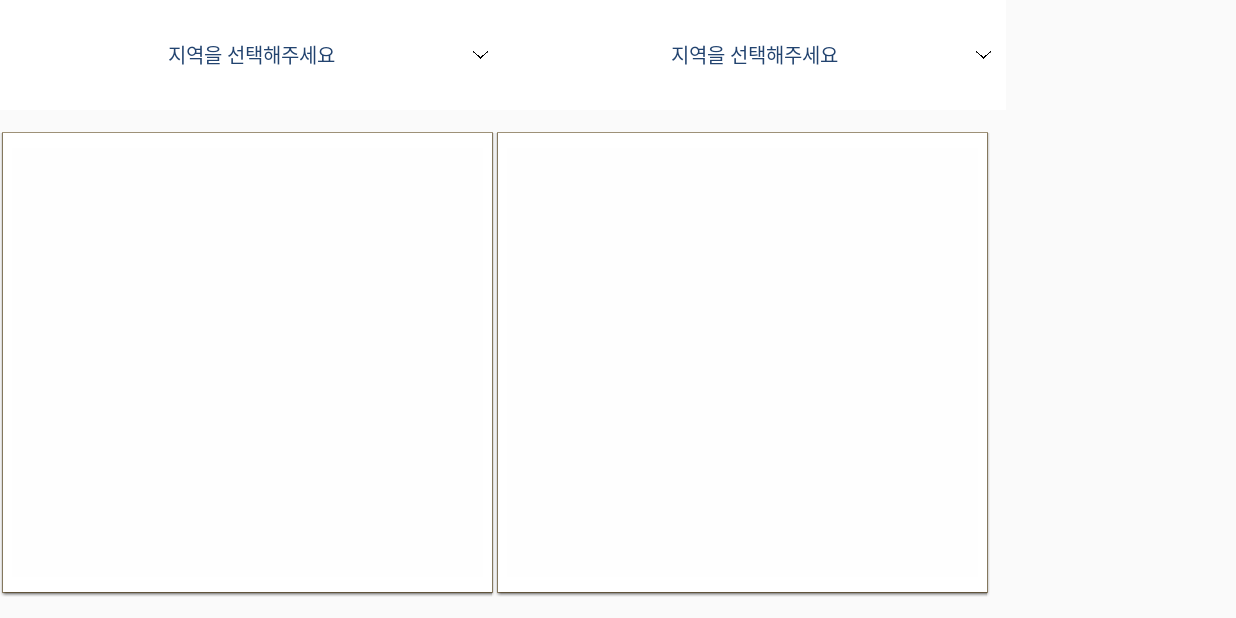
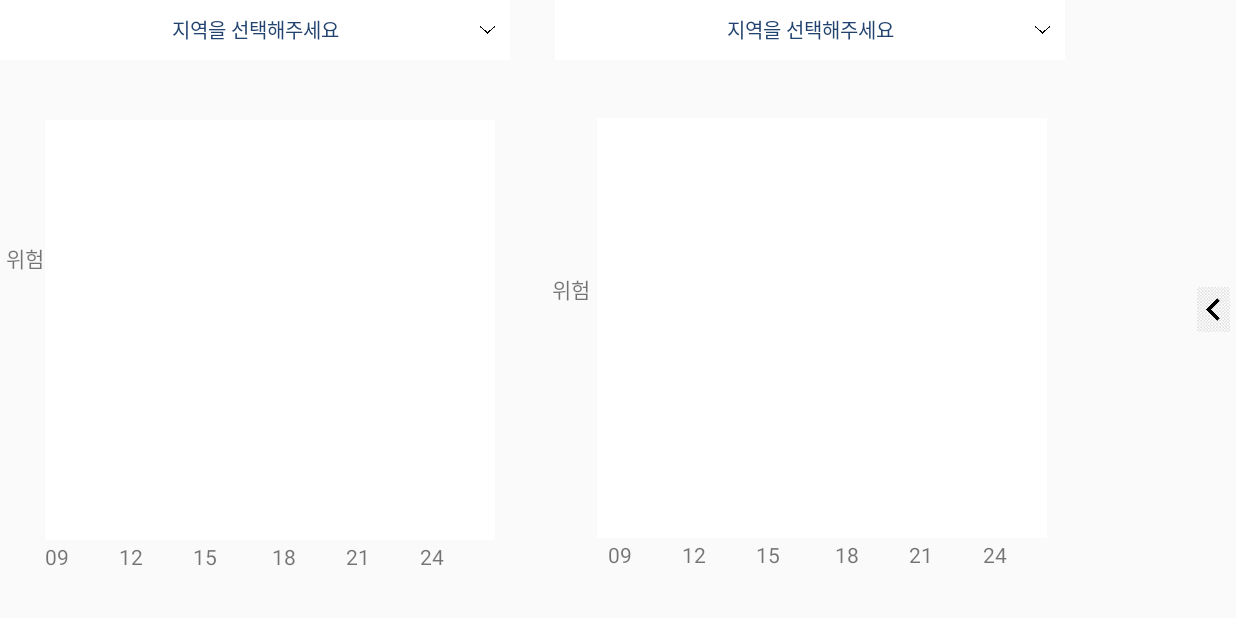
Before and after one commit to DoHyeonCP/Scatter, an Android app built with Jetpack Compose: the CongetionPrediction screen opened directly, with no data from a screen before it, on a phone screen of 824 x 412 dp (held sideways). Run offline under Robolectric (Android 15) with nearby library versions, the phone set to English and light mode, and no system bars.

Commit message:
forecast90per

```diff
--- a/scatter/app/src/main/java/com/example/scatter/CongetionPrediction.kt
+++ b/scatter/app/src/main/java/com/example/scatter/CongetionPrediction.kt
@@ -1,5 +1,6 @@
 package com.example.scatter
 
+import android.content.Intent
 import android.net.http.SslError
 import android.os.Bundle
 import android.os.PersistableBundle
@@ -8,7 +9,10 @@ import android.webkit.SslErrorHandler
 import android.webkit.WebSettings
 import android.webkit.WebView
 import android.webkit.WebViewClient
+import android.widget.AdapterView
 import android.widget.ArrayAdapter
+import android.widget.Button
+import android.widget.ImageButton
 import android.widget.ImageView
 import android.widget.Spinner
 import android.widget.TextView
@@ -24,7 +28,7 @@ class CongetionPrediction : AppCompatActivity() {
     private lateinit var spinner2 : Spinner
     private lateinit var graphview1 : ImageView
     private lateinit var graphview2 : ImageView
-
+    private lateinit var backButton : ImageButton
     override fun onCreate(savedInstanceState: Bundle?) {
         setTheme(R.style.Theme_Scatter)
         super.onCreate(savedInstanceState)
@@ -32,6 +36,10 @@ class CongetionPrediction : AppCompatActivity() {
         predictionBinding = CongetionPredictionBinding.inflate(layoutInflater)
 
         setContentView(predictionBinding.root)
+
+        backButton = predictionBinding.backButton
+
+
         spinner1 = predictionBinding.spinner1
         graphview1 = predictionBinding.graph1
         val itemArray = arrayOf("지역을 선택해주세요", "롯데월드", "방이동먹자골목", "에비뉴엘월드타워점", "롯데월드몰", "올림픽공원")
@@ -50,36 +58,57 @@ class CongetionPrediction : AppCompatActivity() {
             itemArray
         )
         spinner2.adapter = spinnerAdapter2
-//        spinner1.viewTreeObserver.addOnGlobalLayoutListener {
-//            (spinner.selectedView as TextView).setTextColor(Color.White)
-//            (spinner.selectedView as TextView).setBackgroundResource(R.drawable.spinner_custom)
-//        }
-//        spinner.onItemSelectedListener =
-//            object : AdapterView.OnItemSelectedListener {
-//                override fun onItemSelected(
-//                    parent: AdapterView<*>,
-//                    view: View,
-//                    position: Int,
-//                    id: Long
-//                ) {
-//                    // 선택됬을 경우
-//
-//                }
-//
-//                override fun onNothingSelected(parent: AdapterView<*>) {}
-//            }
 
+
+        spinner1.onItemSelectedListener = object : AdapterView.OnItemSelectedListener {
+                override fun onItemSelected(
+                    parent: AdapterView<*>,
+                    view: View,
+                    position: Int,
+                    id: Long
+                ) {
+                    val seletedRegion = itemArray[position]
+                    val imageResurceID = getImageResourceId(seletedRegion)
+                    graphview1.setImageResource(imageResurceID)
+
+                }
+
+                override fun onNothingSelected(parent: AdapterView<*>) {}
+            }
+
+        spinner2.onItemSelectedListener = object : AdapterView.OnItemSelectedListener {
+            override fun onItemSelected(
+                parent: AdapterView<*>,
+                view: View,
+                position: Int,
+                id: Long
+            ) {
+                val seletedRegion = itemArray[position]
+                val imageResurceID = getImageResourceId(seletedRegion)
+                graphview2.setImageResource(imageResurceID)
+
+            }
+
+            override fun onNothingSelected(parent: AdapterView<*>) {}
+        }
+
+        backButton.setOnClickListener{
+            val intent = Intent(this@CongetionPrediction, MainActivity::class.java)
+            startActivity(intent)
+        }
     }
+
+
+    private fun getImageResourceId(region: String): Int {
+        return when (region) {
+            "롯데월드" -> R.drawable.jamsillotteworld
+            "방이동먹자골목" -> R.drawable.bangi
+            "에비뉴엘월드타워점" -> R.drawable.avinual
+            "롯데월드몰" -> R.drawable.lotteworldmall
+            "올림픽공원" -> R.drawable.oplimpicpark
+            else -> R.drawable.whitescreen // 기본 이미지 리소스 ID
+        }
+    }
+
+
 }
-
-// webView = predictionBinding.predictionGraph
-//        webView.settings.javaScriptEnabled = true
-//        webView.settings.mixedContentMode = WebSettings.MIXED_CONTENT_ALWAYS_ALLOW
-//
-//        webView.webViewClient = object : WebViewClient(){
-//            override fun onReceivedSslError(view: WebView?, handler: SslErrorHandler?, error: SslError?){
-//                handler?.proceed()
-//            }
-//        }
-//
-//        webView.loadUrl("https://www.naver.com")
--- a/scatter/app/src/main/res/layout/congetion_prediction.xml
+++ b/scatter/app/src/main/res/layout/congetion_prediction.xml
@@ -8,9 +8,8 @@ xmlns:app="http://schemas.android.com/apk/res-auto"
 
     <androidx.appcompat.widget.AppCompatSpinner
         android:id="@+id/spinner1"
-        android:layout_width="335dp"
-        android:layout_height="73dp"
-        android:layout_marginStart="0dp"
+        android:layout_width="340dp"
+        android:layout_height="40dp"
         android:background="@drawable/spinner_custom"
         android:gravity="center"
         android:overlapAnchor="false"
@@ -23,8 +22,9 @@ xmlns:app="http://schemas.android.com/apk/res-auto"
 
     <androidx.appcompat.widget.AppCompatSpinner
         android:id="@+id/spinner2"
-        android:layout_width="335dp"
-        android:layout_height="73dp"
+        android:layout_width="340dp"
+        android:layout_height="40dp"
+        android:layout_marginStart="30dp"
         android:background="@drawable/spinner_custom"
         android:gravity="center"
         android:overlapAnchor="false"
@@ -37,24 +37,82 @@ xmlns:app="http://schemas.android.com/apk/res-auto"
 
     <ImageView
         android:id="@+id/graph1"
-        android:layout_width="330dp"
-        android:layout_height="310dp"
-        android:layout_marginTop="0dp"
+        android:layout_width="300dp"
+        android:layout_height="280dp"
+        android:layout_marginStart="30dp"
+        android:layout_marginTop="10dp"
+        android:layout_marginBottom="20dp"
         android:scaleType="fitXY"
         app:layout_constraintBottom_toBottomOf="parent"
         app:layout_constraintStart_toStartOf="parent"
         app:layout_constraintTop_toBottomOf="@+id/spinner1"
+        app:layout_constraintVertical_bias="0.488"
         app:srcCompat="@android:drawable/editbox_dropdown_light_frame" />
 
     <ImageView
         android:id="@+id/graph2"
-        android:layout_width="330dp"
-        android:layout_height="310dp"
+        android:layout_width="300dp"
+        android:layout_height="280dp"
+        android:layout_marginStart="68dp"
+        android:layout_marginTop="10dp"
         android:scaleType="fitXY"
         app:layout_constraintBottom_toBottomOf="parent"
         app:layout_constraintStart_toEndOf="@+id/graph1"
         app:layout_constraintTop_toBottomOf="@+id/spinner2"
+        app:layout_constraintVertical_bias="0.349"
         app:srcCompat="@android:drawable/editbox_dropdown_light_frame" />
+
+    <TextView
+        android:id="@+id/hour1"
+        android:layout_width="300dp"
+        android:layout_height="40dp"
+        android:layout_marginStart="30dp"
+        android:layout_marginTop="1dp"
+        android:text="09          12          15           18          21          24"
+        app:layout_constraintStart_toStartOf="parent"
+        app:layout_constraintTop_toBottomOf="@+id/graph1" />
+
+    <TextView
+        android:id="@+id/hour2"
+        android:layout_width="300dp"
+        android:layout_height="30dp"
+        android:layout_marginStart="75dp"
+        android:layout_marginTop="1dp"
+        android:text="09          12          15           18          21          24"
+        app:layout_constraintStart_toEndOf="@+id/hour1"
+        app:layout_constraintTop_toBottomOf="@+id/graph2" />
+
+    <TextView
+        android:id="@+id/leveltext1"
+        android:layout_width="30dp"
+        android:layout_height="30dp"
+        android:layout_marginBottom="200dp"
+        android:text="위험"
+        app:layout_constraintBottom_toBottomOf="parent"
+        app:layout_constraintEnd_toStartOf="@+id/graph2" />
+
+    <TextView
+        android:id="@+id/leveltext2"
+        android:layout_width="30dp"
+        android:layout_height="20dp"
+        android:layout_marginStart="8dp"
+        android:layout_marginBottom="180dp"
+        android:text="위험"
+        app:layout_constraintBottom_toTopOf="@+id/hour1"
+        app:layout_constraintEnd_toStartOf="@+id/graph1"
+        app:layout_constraintStart_toStartOf="parent" />
+
+    <ImageButton
+        android:id="@+id/backButton"
+        android:layout_width="30dp"
+        android:layout_height="30dp"
+        android:adjustViewBounds="true"
+        android:background="@android:color/transparent"
+        android:scaleType="fitCenter"
+        app:layout_constraintBottom_toBottomOf="parent"
+        app:layout_constraintEnd_toEndOf="parent"
+        app:layout_constraintTop_toTopOf="parent"
+        app:srcCompat="@drawable/back" />
 
 
 </androidx.constraintlayout.widget.ConstraintLayout>
```
